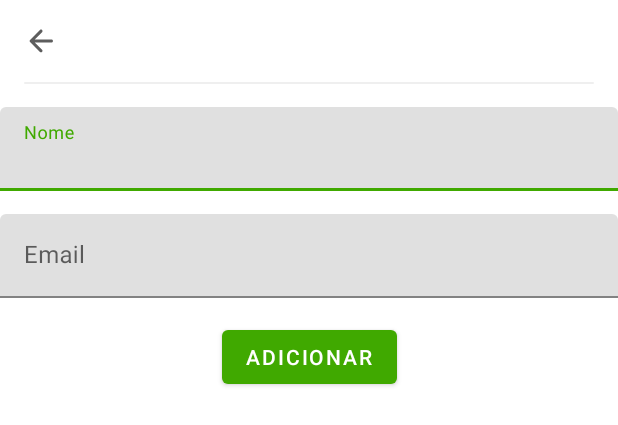
After one commit to AlbertoDoc/WP, an Android app: the layout add_person_layout.xml on its own in the app's theme, with its tools: preview values and no code run, on a phone screen of 412 x 824 dp. The commit adds this screen. Shown: the top 425 px of the screen. Run offline under Robolectric (Android 15) with nearby library versions, the phone set to English and light mode, and no system bars.

Commit message:
feature(EventBottomSheetDialog/AddParticipant): Initial implementation for post requisition to add new participant

```diff
--- a/app/src/main/java/com/example/wps/events/view/EventsAdapter.kt
+++ b/app/src/main/java/com/example/wps/events/view/EventsAdapter.kt
@@ -50,10 +50,7 @@ class EventsAdapter : RecyclerView.Adapter<EventsAdapter.ViewHolder>() {
     }
 
     private fun showBottomSheetDialog(event: Event) {
-        val dialog = BottomSheetDialog(context, R.style.BottomSheetDialog)
-        val sheetBinding = EventBottomSheetBinding.inflate(LayoutInflater.from(context))
-
-        dialog.setContentView(sheetBinding.root)
+        val dialog = EventBottomSheetDialog(context, R.style.BottomSheetDialog, event)
         dialog.show()
     }
 
--- a/app/src/main/java/com/example/wps/repositories/room/repository/EventRepository.kt
+++ b/app/src/main/java/com/example/wps/repositories/room/repository/EventRepository.kt
@@ -5,6 +5,7 @@ import androidx.lifecycle.LiveData
 import com.example.wps.repositories.retrofit.services.EventService
 import com.example.wps.repositories.room.daos.EventDAO
 import com.example.wps.repositories.room.entities.Event
+import com.example.wps.util.ValidationUtil
 import com.google.gson.JsonArray
 import retrofit2.Call
 import retrofit2.Callback
--- /dev/null
+++ b/app/src/main/res/drawable/ic_round_arrow_back_24.xml
@@ -0,0 +1,5 @@
+<vector android:height="24dp" android:tint="#5D5D5D"
+    android:viewportHeight="24" android:viewportWidth="24"
+    android:width="24dp" xmlns:android="http://schemas.android.com/apk/res/android">
+    <path android:fillColor="@android:color/white" android:pathData="M19,11H7.83l4.88,-4.88c0.39,-0.39 0.39,-1.03 0,-1.42 -0.39,-0.39 -1.02,-0.39 -1.41,0l-6.59,6.59c-0.39,0.39 -0.39,1.02 0,1.41l6.59,6.59c0.39,0.39 1.02,0.39 1.41,0 0.39,-0.39 0.39,-1.02 0,-1.41L7.83,13H19c0.55,0 1,-0.45 1,-1s-0.45,-1 -1,-1z"/>
+</vector>
--- /dev/null
+++ b/app/src/main/res/layout/add_person_layout.xml
@@ -0,0 +1,81 @@
+<?xml version="1.0" encoding="utf-8"?>
+<androidx.constraintlayout.widget.ConstraintLayout
+    xmlns:android="http://schemas.android.com/apk/res/android"
+    android:layout_width="match_parent"
+    android:layout_height="match_parent"
+    xmlns:app="http://schemas.android.com/apk/res-auto"
+    android:background="@drawable/bg_event_bottom_sheet">
+
+    <ImageView
+        android:id="@+id/back_arrow_image_view"
+        android:layout_width="wrap_content"
+        android:layout_height="wrap_content"
+        android:src="@drawable/ic_round_arrow_back_24"
+        android:contentDescription="TODO"
+        android:padding="15dp"
+
+        app:layout_constraintLeft_toLeftOf="parent"
+        app:layout_constraintTop_toTopOf="parent" />
+
+    <androidx.constraintlayout.widget.ConstraintLayout
+        android:id="@+id/separator"
+        android:layout_width="match_parent"
+        android:layout_height="1dp"
+        android:visibility="visible"
+        android:background="@drawable/separator"
+        android:layout_marginStart="16dp"
+        android:layout_marginEnd="16dp"
+
+        app:layout_constraintLeft_toLeftOf="parent"
+        app:layout_constraintRight_toRightOf="parent"
+        app:layout_constraintTop_toBottomOf="@id/back_arrow_image_view" />
+
+    <com.google.android.material.textfield.TextInputLayout
+        android:id="@+id/name_input_layout"
+        android:layout_width="match_parent"
+        android:layout_height="wrap_content"
+        android:theme="@style/TextLabel"
+        android:layout_marginTop="15dp"
+
+        app:layout_constraintTop_toBottomOf="@id/separator"
+        app:layout_constraintLeft_toLeftOf="parent"
+        app:layout_constraintRight_toRightOf="parent">
+
+        <com.google.android.material.textfield.TextInputEditText
+            android:id="@+id/name_edit_text"
+            android:layout_width="match_parent"
+            android:layout_height="wrap_content"
+            android:hint="Nome" />
+    </com.google.android.material.textfield.TextInputLayout>
+
+    <com.google.android.material.textfield.TextInputLayout
+        android:id="@+id/email_input_layout"
+        android:layout_width="match_parent"
+        android:layout_height="wrap_content"
+        android:theme="@style/TextLabel"
+        android:layout_marginTop="15dp"
+
+        app:layout_constraintTop_toBottomOf="@id/name_input_layout"
+        app:layout_constraintLeft_toLeftOf="parent"
+        app:layout_constraintRight_toRightOf="parent">
+
+        <com.google.android.material.textfield.TextInputEditText
+            android:id="@+id/email_edit_text"
+            android:layout_width="match_parent"
+            android:layout_height="wrap_content"
+            android:hint="Email"
+            android:inputType="textEmailAddress"/>
+    </com.google.android.material.textfield.TextInputLayout>
+
+    <Button
+        android:id="@+id/button"
+        android:layout_width="wrap_content"
+        android:layout_height="wrap_content"
+        android:text="Adicionar"
+        android:layout_marginTop="15dp"
+
+        app:layout_constraintTop_toBottomOf="@id/email_input_layout"
+        app:layout_constraintLeft_toLeftOf="parent"
+        app:layout_constraintRight_toRightOf="parent" />
+
+</androidx.constraintlayout.widget.ConstraintLayout>
--- a/app/src/main/res/values/themes.xml
+++ b/app/src/main/res/values/themes.xml
@@ -30,4 +30,12 @@
     <style name="BottomSheetStyle" parent="Widget.Design.BottomSheet.Modal">
         <item name="android:background">@android:color/transparent</item>
     </style>
+
+    <style name="TextLabel" parent="Widget.Design.TextInputLayout">
+        <item name="android:textColorHint">@color/primary_color</item>
+        <!-- Label color in TRUE state and bar color FALSE and TRUE State -->
+        <item name="colorAccent">@color/primary_color</item>
+        <item name="colorControlNormal">@color/primary_color</item>
+        <item name="colorControlActivated">@color/primary_color</item>
+    </style>
 </resources>
```
Also changed, not shown: app/src/main/java/com/example/wps/events/view/EventBottomSheetDialog.kt (added, +101 -0 lines), app/src/main/java/com/example/wps/events/viewModel/EventBottomSheetViewModel.kt (added, +53 -0 lines), app/src/main/java/com/example/wps/repositories/room/repository/PeopleRepository.kt (added, +41 -0 lines), app/src/main/java/com/example/wps/util/ValidationUtil.kt (added, +21 -0 lines).
